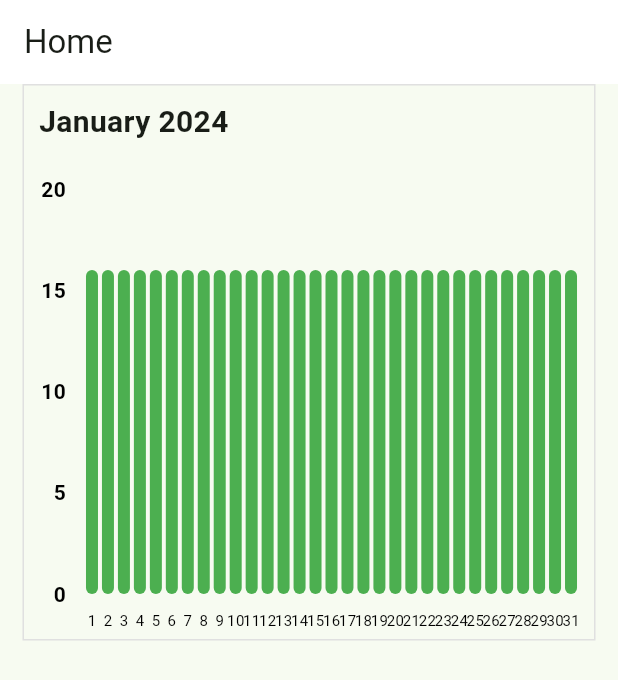
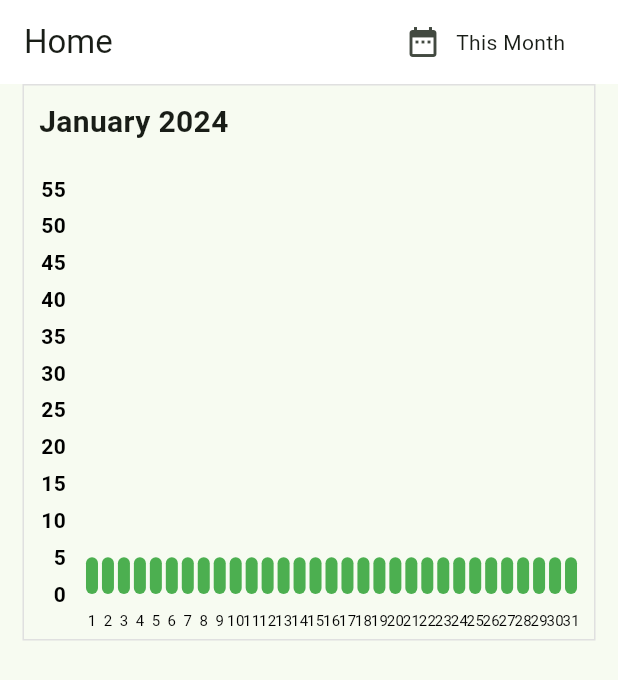
Before and after one commit to anmol-me/meter_goreader, a Flutter app: the screen it shows after launch, on a phone screen of 412 x 824 dp. Shown: the top 680 px of the screen. Run offline on Flutter 3.47's test engine with Material 3 defaults, Android fonts, the light colour scheme and no system bars; drawn by our look-alikes of dropdown_button2, fl_chart; our stand-ins replace flutter_riverpod, go_router.

Commit message:
Update chart with new data

```diff
--- a/lib/features/home/screens/home_screen.dart
+++ b/lib/features/home/screens/home_screen.dart
@@ -2,16 +2,82 @@ import 'dart:math';
 
 import 'package:flutter/material.dart';
 import 'package:fl_chart/fl_chart.dart';
+import 'package:flutter_riverpod/flutter_riverpod.dart';
+import 'package:dropdown_button2/dropdown_button2.dart';
+import 'package:intl/intl.dart';
 
-class HomeScreen extends StatelessWidget {
+final selectedGraphDateProvider = StateProvider<String?>((ref) => null);
+
+class HomeScreen extends ConsumerWidget {
   const HomeScreen({super.key});
 
   @override
-  Widget build(BuildContext context) {
+  Widget build(BuildContext context, WidgetRef ref) {
+    final selectedGraphDate = ref.watch(selectedGraphDateProvider);
+
+    final dateFormat = DateFormat('MMMM yyyy');
+    int selectedMonth = 1;
+    int selectedYear = 2024;
+    DateTime selectedDate = DateTime(selectedYear, selectedMonth);
+    String formattedDate = dateFormat.format(selectedDate);
+
     return Scaffold(
       appBar: AppBar(
         title: const Text('Home'),
-        actions: [],
+        actions: [
+          SizedBox(
+            width: 150,
+            child: DropdownButtonHideUnderline(
+              child: DropdownButton2(
+                customButton: Padding(
+                  padding: const EdgeInsets.all(8.0),
+                  child: Row(
+                    children: [
+                      const Icon(Icons.date_range),
+                      const SizedBox(width: 10),
+                      Text(selectedGraphDate ?? 'This Month'),
+                    ],
+                  ),
+                ),
+                dropdownStyleData: DropdownStyleData(
+                  decoration: BoxDecoration(
+                    shape: BoxShape.rectangle,
+                    borderRadius: BorderRadius.circular(2),
+                    boxShadow: const [
+                      BoxShadow(
+                        blurRadius: 7,
+                        spreadRadius: 7,
+                        color: Colors.black12,
+                      ),
+                    ],
+                  ),
+                ),
+                isExpanded: true,
+                iconStyleData: const IconStyleData(
+                  icon: SizedBox.shrink(),
+                ),
+                buttonStyleData: ButtonStyleData(
+                  decoration: BoxDecoration(
+                    shape: BoxShape.rectangle,
+                    borderRadius: BorderRadius.circular(10.0),
+                    border: Border.all(
+                      color: Colors.grey,
+                      width: 1,
+                    ),
+                  ),
+                ),
+                items: items,
+                onChanged: (value) {
+                  final keyValueText = dateKeyValues[value];
+
+                  ref
+                      .read(selectedGraphDateProvider.notifier)
+                      .update((state) => keyValueText!);
+                },
+              ),
+            ),
+          ),
+        ],
       ),
       body: Column(
         children: [
@@ -25,12 +91,17 @@ class HomeScreen extends StatelessWidget {
                 crossAxisAlignment: CrossAxisAlignment.start,
                 children: [
                   Container(
-                    margin:
-                        const EdgeInsets.only(left: 10, top: 10, bottom: 10),
-                    child: const Text(
-                      'January 2024',
-                      style:
-                          TextStyle(fontWeight: FontWeight.bold, fontSize: 20),
+                    margin: const EdgeInsets.only(
+                      left: 10,
+                      top: 10,
+                      bottom: 10,
+                    ),
+                    child: Text(
+                      formattedDate,
+                      style: const TextStyle(
+                        fontWeight: FontWeight.bold,
+                        fontSize: 20,
+                      ),
                     ),
                   ),
                   const SizedBox(height: 20),
@@ -46,7 +117,7 @@ class HomeScreen extends StatelessWidget {
                         barGroups: barGroups,
                         gridData: const FlGridData(show: false),
                         alignment: BarChartAlignment.spaceAround,
-                        maxY: 20,
+                        maxY: 55,
                       ),
                     ),
                   ),
@@ -86,64 +157,40 @@ BarTouchData get barTouchData => BarTouchData(
 Widget getXTitles(double val, TitleMeta meta) {
   final value = val.toInt() + 1;
 
-  const style = TextStyle(
-    color: Colors.black,
-    fontSize: 10,
-  );
-
-  String text;
-
-  // Set the text value directly based on the current value (day index)
-  text = value < 1 ? '' : value.toString();
-
   return SideTitleWidget(
     axisSide: meta.axisSide,
     space: 10,
-    child: Text(text, style: style),
+    child: Text(
+      value < 1 ? '' : value.toString(),
+      style: const TextStyle(
+        color: Colors.black,
+        fontSize: 10,
+      ),
+    ),
   );
 }
 
 Widget getYTitles(double val, TitleMeta meta) {
   final value = val.toInt();
-  const style = TextStyle(
-    color: Colors.black,
-    fontWeight: FontWeight.bold,
-    fontSize: 14,
-  );
-
   String text;
 
-  switch (value) {
-    case 0:
-      text = '0';
-      break;
-    case 5:
-      text = '5';
-      break;
-    case 10:
-      text = '10';
-      break;
-    case 15:
-      text = '15';
-      break;
-    case 20:
-      text = '20';
-      break;
-    // case 5:
-    //   text = '5';
-    //   break;
-    // case 6:
-    //   text = '6';
-    //   break;
-    default:
-      text = '0';
-      break;
+  if (value % 5 == 0) {
+    text = value.toString();
+  } else {
+    text = '';
   }
 
   return SideTitleWidget(
     axisSide: meta.axisSide,
     space: 12,
-    child: Text(text, style: style),
+    child: Text(
+      text,
+      style: const TextStyle(
+        color: Colors.black,
+        fontWeight: FontWeight.bold,
+        fontSize: 14,
+      ),
+    ),
   );
 }
 
@@ -194,7 +241,7 @@ List<BarChartGroupData> get barGroups {
             x: e,
             barRods: [
               BarChartRodData(
-                toY: Random().nextInt(18).toDouble(),
+                toY: Random().nextInt(55).toDouble(),
                 color: Colors.green,
               )
             ],
@@ -202,3 +249,21 @@ List<BarChartGroupData> get barGroups {
           ))
       .toList();
 }
+
+final dateKeyValues = {
+  'item1': 'This Week',
+  'item2': 'Last Week',
+  'item3': 'This Month',
+  'item4': 'Last Month',
+  'item5': 'This Year',
+  'item6': 'Custom',
+};
+
+List<DropdownMenuItem<String>> items = dateKeyValues.entries
+    .map(
+      (entry) => DropdownMenuItem(
+        value: entry.key,
+        child: Text(entry.value),
+      ),
+    )
+    .toList();
--- a/pubspec.yaml
+++ b/pubspec.yaml
@@ -15,8 +15,10 @@ dependencies:
   cupertino_icons: ^1.0.6
   flutter_riverpod: ^2.4.9
   hooks_riverpod: ^2.4.9
-  go_router: ^13.0.0
+  go_router: ^13.0.1
   fl_chart: ^0.66.0
+  dropdown_button2: ^2.3.9
+  intl: ^0.19.0
 
 dev_dependencies:
   flutter_test:
```
Also changed, not shown: pubspec.lock.
